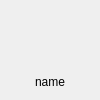
This is icon_ui.ui in kyle-go/qiniu-disk as Qt 5 draws it before an edit. The edited form follows.
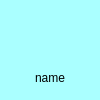
This is the edited form.

Diff of the .ui file:
```diff
--- a/icon_ui.ui
+++ b/icon_ui.ui
@@ -23,30 +23,23 @@
    </size>
   </property>
   <property name="windowTitle">
-   <string>初始化网盘</string>
+   <string/>
+  </property>
+  <property name="styleSheet">
+   <string notr="true">background-color: rgb(170, 255, 255);</string>
   </property>
   <property name="modal">
    <bool>false</bool>
   </property>
-  <layout class="QGridLayout" name="gridLayout">
-   <item row="0" column="0">
-    <widget class="QLabel" name="image">
-     <property name="minimumSize">
-      <size>
-       <width>60</width>
-       <height>60</height>
-      </size>
-     </property>
-     <property name="maximumSize">
-      <size>
-       <width>60</width>
-       <height>60</height>
-      </size>
-     </property>
-    </widget>
-   </item>
-   <item row="1" column="0">
     <widget class="QLabel" name="label">
+   <property name="geometry">
+    <rect>
+     <x>10</x>
+     <y>70</y>
+     <width>80</width>
+     <height>15</height>
+    </rect>
+   </property>
      <property name="text">
       <string>name</string>
      </property>
@@ -54,8 +47,28 @@
       <set>Qt::AlignCenter</set>
      </property>
     </widget>
-   </item>
-  </layout>
+  <widget class="QLabel" name="image">
+   <property name="geometry">
+    <rect>
+     <x>35</x>
+     <y>20</y>
+     <width>30</width>
+     <height>30</height>
+    </rect>
+   </property>
+   <property name="minimumSize">
+    <size>
+     <width>30</width>
+     <height>30</height>
+    </size>
+   </property>
+   <property name="maximumSize">
+    <size>
+     <width>30</width>
+     <height>30</height>
+    </size>
+   </property>
+  </widget>
  </widget>
  <resources/>
  <connections/>
```
Lines whose indentation alone changed are shown as unchanged.
